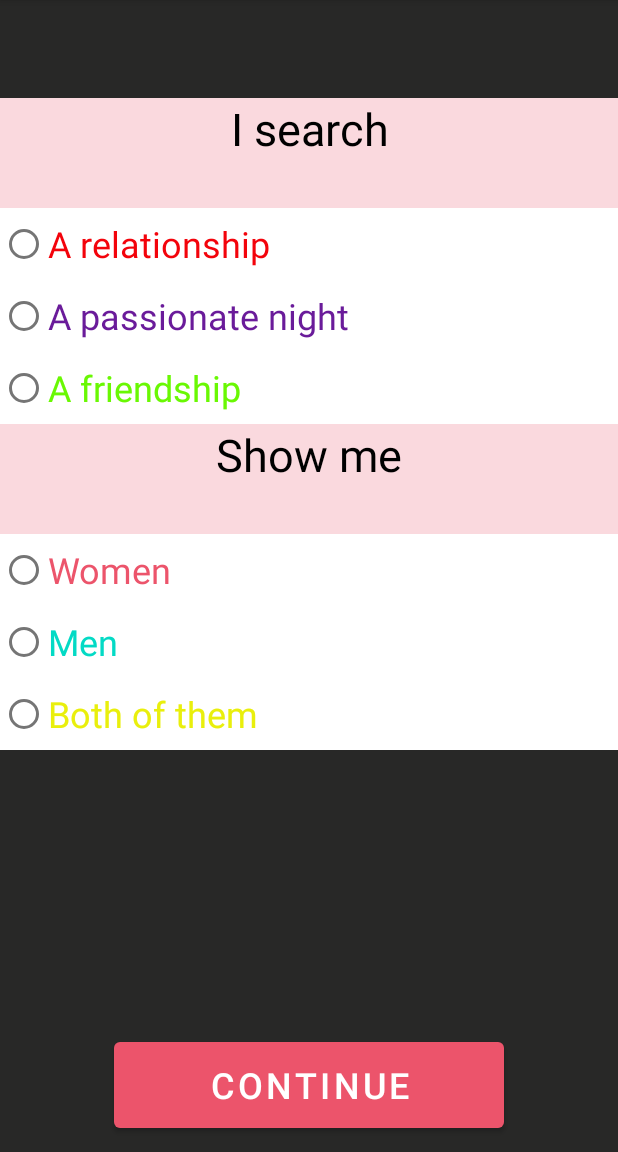
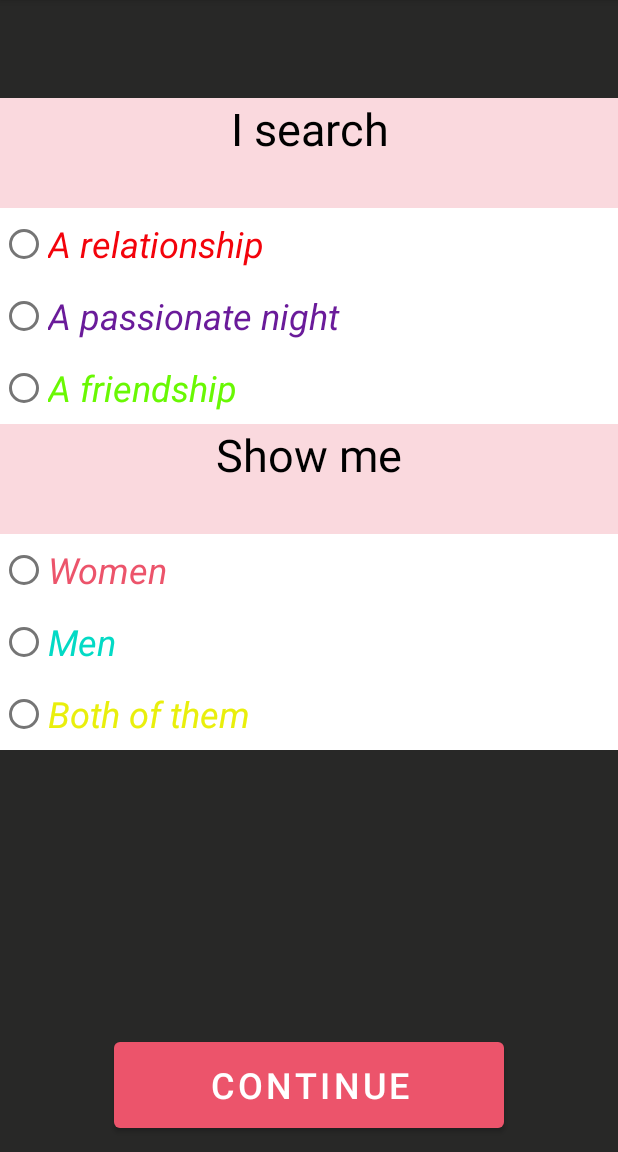
Before and after one commit to Jony8gf/JonathanGonzalezFragaPDM, an Android app: the MainActivity2_Muestrame screen opened directly, with no data from a screen before it, on a phone screen of 412 x 824 dp, the part 84-1236 px from its top. Run offline under Robolectric (Android 15) with nearby library versions, the phone set to English and light mode, and no system bars.

Commit message:
Material Design v1

```diff
--- a/app/src/main/java/com/example/jonathangonzalezfragapdm/MainActivity.java
+++ b/app/src/main/java/com/example/jonathangonzalezfragapdm/MainActivity.java
@@ -85,8 +85,8 @@ public class MainActivity extends AppCompatActivity {
         mpMusica.release();
 
         //Intent intent = new Intent(this, MainActivity2_ReiniciarContrasena.class);
-        //Intent intent = new Intent(this, MainActivity2_Perfil.class);
-        Intent intent = new Intent(this, MainActivity2_ImagenesDePerfil.class);
+        Intent intent = new Intent(this, MainActivity2_Perfil.class);
+        //Intent intent = new Intent(this, MainActivity2_ImagenesDePerfil.class);
         startActivity(intent);
         //Finalizar Activity
         finish();
--- a/app/src/main/res/layout/activity_main.xml
+++ b/app/src/main/res/layout/activity_main.xml
@@ -97,7 +97,8 @@
         android:onClick="pasarReinciarContrasena"
         android:text="@string/olvido_contraseña"
         android:textAlignment="center"
-        android:textColor="#FFFFFF" />
+        android:textColor="#FFFFFF"
+        android:textStyle="italic" />
 
     <ImageButton
         android:id="@+id/imageButtonVolumen"
--- a/app/src/main/res/layout/activity_main_activity2__creacion_cita.xml
+++ b/app/src/main/res/layout/activity_main_activity2__creacion_cita.xml
@@ -47,8 +47,9 @@
         android:layout_marginStart="85dp"
         android:layout_marginEnd="84dp"
         android:layout_marginBottom="15dp"
+        android:onClick="enviarCita"
         android:text="@string/enviar_cita"
-        android:textSize="24sp"/>
+        android:textSize="24sp" />
 
     <EditText
         android:id="@+id/input_fecha"
--- a/app/src/main/res/layout/activity_main_activity2__muestrame.xml
+++ b/app/src/main/res/layout/activity_main_activity2__muestrame.xml
@@ -66,7 +66,8 @@
                     android:onClick="seleccion"
                     android:text="@string/busco_relacion"
                     android:textColor="#F3030B"
-                    android:textSize="24sp" />
+                    android:textSize="24sp"
+                    android:textStyle="italic" />
 
                 <RadioButton
                     android:id="@+id/radioButton2radioButton_BuscoNoche"
@@ -76,7 +77,8 @@
                     android:onClick="seleccion"
                     android:text="@string/busco_noche"
                     android:textColor="#6A1B9A"
-                    android:textSize="24sp" />
+                    android:textSize="24sp"
+                    android:textStyle="italic" />
 
                 <RadioButton
                     android:id="@+id/radioButton_BuscoAmistad"
@@ -86,7 +88,8 @@
                     android:onClick="seleccion"
                     android:text="@string/busco_amistad"
                     android:textColor="#69F803"
-                    android:textSize="24sp" />
+                    android:textSize="24sp"
+                    android:textStyle="italic" />
             </RadioGroup>
 
             <TextView
@@ -120,7 +123,8 @@
                         android:onClick="seleccion"
                         android:text="@string/mujeres"
                         android:textColor="@color/pink"
-                        android:textSize="24sp" />
+                        android:textSize="24sp"
+                        android:textStyle="italic" />
 
                     <RadioButton
                         android:id="@+id/radioButton_MuestremeHombres"
@@ -130,7 +134,8 @@
                         android:onClick="seleccion"
                         android:text="@string/hombes"
                         android:textColor="@color/teal_200"
-                        android:textSize="24sp" />
+                        android:textSize="24sp"
+                        android:textStyle="italic" />
 
                     <RadioButton
                         android:id="@+id/radioButton_MuestremeAmobs"
@@ -141,7 +146,8 @@
                         android:text="@string/ambos"
                         android:textColor="#E9EF0C"
                         android:textColorHighlight="#E9EF0C"
-                        android:textSize="24sp" />
+                        android:textSize="24sp"
+                        android:textStyle="italic" />
                 </RadioGroup>
             </LinearLayout>
 
```
Also changed, not shown: app/src/main/java/com/example/jonathangonzalezfragapdm/MainActivity2_CreacionCita.java (+7 -11 lines), app/src/main/java/com/example/jonathangonzalezfragapdm/MainActivity_SlotMachine.java (+5 -5 lines), app/src/main/res/layout/activity_main_activity2__datos_personales.xml (+10 -6 lines).
